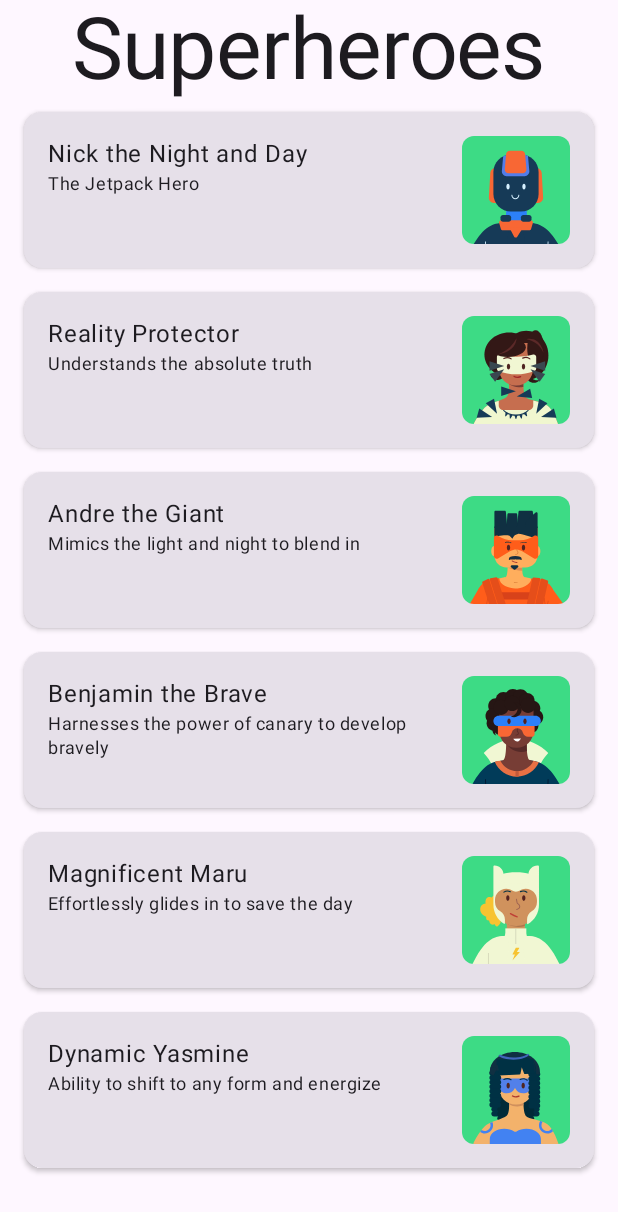
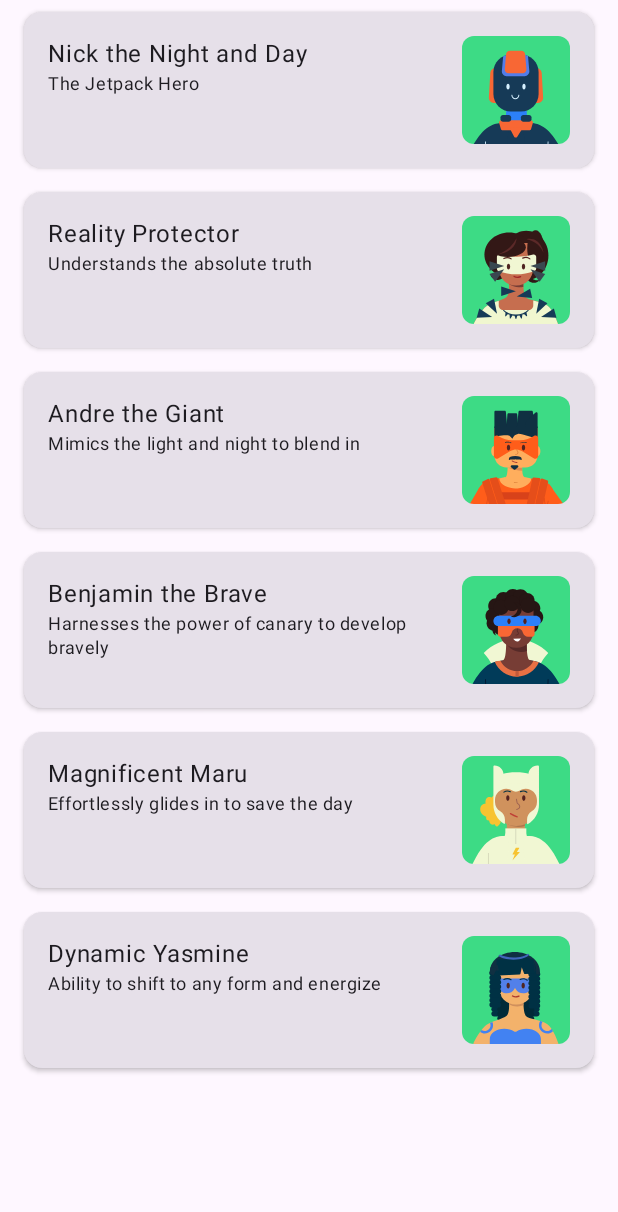
Before and after one commit to CheoR/superheroes, an Android app built with Jetpack Compose: the @Preview function Test, on a phone screen of 412 x 824 dp. Shown: the top 1212 px of the screen. Run offline under Robolectric (Android 15) with nearby library versions, the phone set to English and light mode, and no system bars.

Commit message:
ref: move scaffold to MainActivity

```diff
--- a/app/src/main/java/com/example/superheroes/HeroesScreen.kt
+++ b/app/src/main/java/com/example/superheroes/HeroesScreen.kt
@@ -39,24 +39,6 @@ import androidx.compose.material3.Scaffold
 import androidx.compose.material3.Surface
 import androidx.compose.ui.res.dimensionResource
 import com.example.superheroes.model.HeroesRepository
-
-@OptIn(ExperimentalMaterial3Api::class)
-@Composable
-fun HeroTopAppBar(modifier: Modifier = Modifier) {
-    CenterAlignedTopAppBar(
-        title = {
-            Row(
-                verticalAlignment = Alignment.CenterVertically
-            ) {
-                Text(
-                    text = stringResource(R.string.app_name),
-                    style = MaterialTheme.typography.displayLarge
-                )
-            }
-        },
-        modifier = modifier
-    )
-}
 
 @Composable
 fun ListItem(
@@ -125,18 +107,12 @@ fun HeroList(
     heroes: List<Hero>,
     modifier: Modifier = Modifier,
 ) {
-    Scaffold(
-        topBar = {
-            HeroTopAppBar()
-        }
-    ) { it ->
-        LazyColumn(contentPadding = it) {
-            items(heroes) {
-                ListItem(
-                    hero = it,
-                    modifier = Modifier
-                )
-            }
+    LazyColumn() {
+        items(heroes) {
+            ListItem(
+                hero = it,
+                modifier = Modifier
+            )
         }
     }
 }
```
Also changed, not shown: app/src/main/java/com/example/superheroes/MainActivity.kt (+39 -6 lines).
